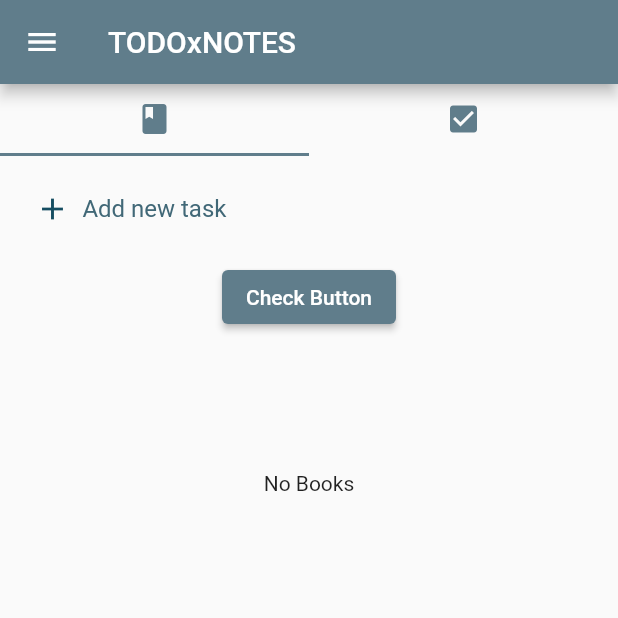
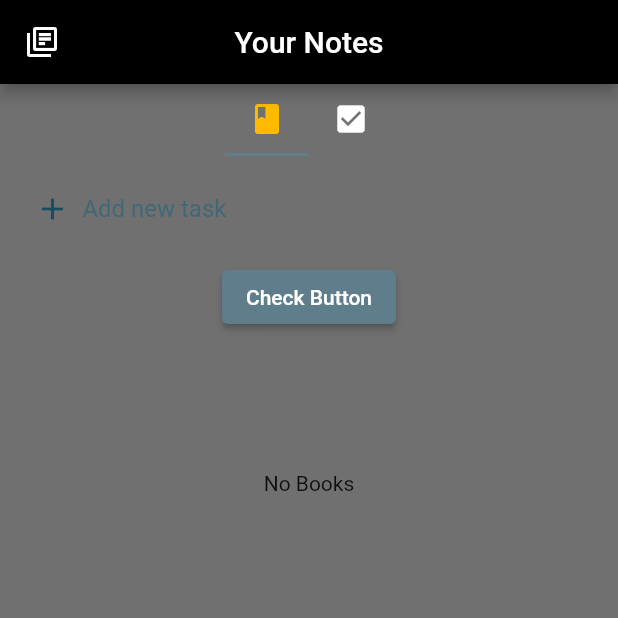
Before and after one commit to coder-Ace77/Flutter_notes_app, a Flutter app: the screen it shows after launch, on a phone screen of 412 x 824 dp, the top half of it. Run offline on Flutter 3.47's test engine with Material 2 defaults, Android fonts, the phone set to English and light mode, and no system bars; our stand-ins replace hive, hive_flutter, image_picker, percent_indicator, scrollable_positioned_list; missing offline and left inert: dart:ffi; accounts and stored records are empty.

Commit message:
Add some Customization

```diff
--- a/lib/main.dart
+++ b/lib/main.dart
@@ -28,7 +28,7 @@ class MyApp extends StatelessWidget {
       theme: ThemeData(
         primarySwatch: Colors.blueGrey,
       ),
-      home: const MyHomePage(title: "TODOxNOTES"),
+      home: const MyHomePage(title: "Your Notes"),
     );
   }
 }
@@ -88,28 +88,58 @@ class _MyHomePageState extends State<MyHomePage>
     });
   }
 
+  int currentTabIndex = 0;
+
   @override
   Widget build(BuildContext context) {
     return DefaultTabController(
       length: 2,
       child: Scaffold(
+        backgroundColor: Color.fromRGBO(50, 50, 50, 0.7),
         drawer: const NewDrawer(),
         appBar: AppBar(
-          title: Text(widget.title),
+          backgroundColor: Colors.black,
+          centerTitle: true,
+          title: Text(widget.title, style: TextStyle()),
+          leading: Builder(
+            builder: (BuildContext context) {
+              return IconButton(
+                icon: const Icon(
+                  Icons.library_books_outlined,
+                ),
+                onPressed: () {
+                  print(DefaultTabController.of(context).index);
+                  Scaffold.of(context).openDrawer();
+                },
+                tooltip: MaterialLocalizations.of(context).openAppDrawerTooltip,
+              );
+            },
+          ),
         ),
         body: Column(
-          children: const [
+          children: [
             TabBar(
+              onTap: (value) {
+                setState(() {
+                  print(value);
+                  currentTabIndex = value;
+                });
+              },
+              padding: EdgeInsets.fromLTRB(150, 0, 150, 0),
               tabs: [
                 Tab(
                     icon: Icon(
                   Icons.book,
-                  color: Colors.blueGrey,
+                  color: currentTabIndex == 0
+                      ? Color.fromRGBO(255, 186, 0, 1)
+                      : Colors.white,
                 )),
                 Tab(
                     icon: Icon(
                   Icons.check_box,
-                  color: Colors.blueGrey,
+                  color: currentTabIndex == 1
+                      ? Color.fromRGBO(255, 186, 0, 1)
+                      : Colors.white,
                 )),
               ],
             ),
```
Also changed, not shown: lib/progress_bar.dart (+10 -5 lines), lib/task_widget.dart (+13 -3 lines).
